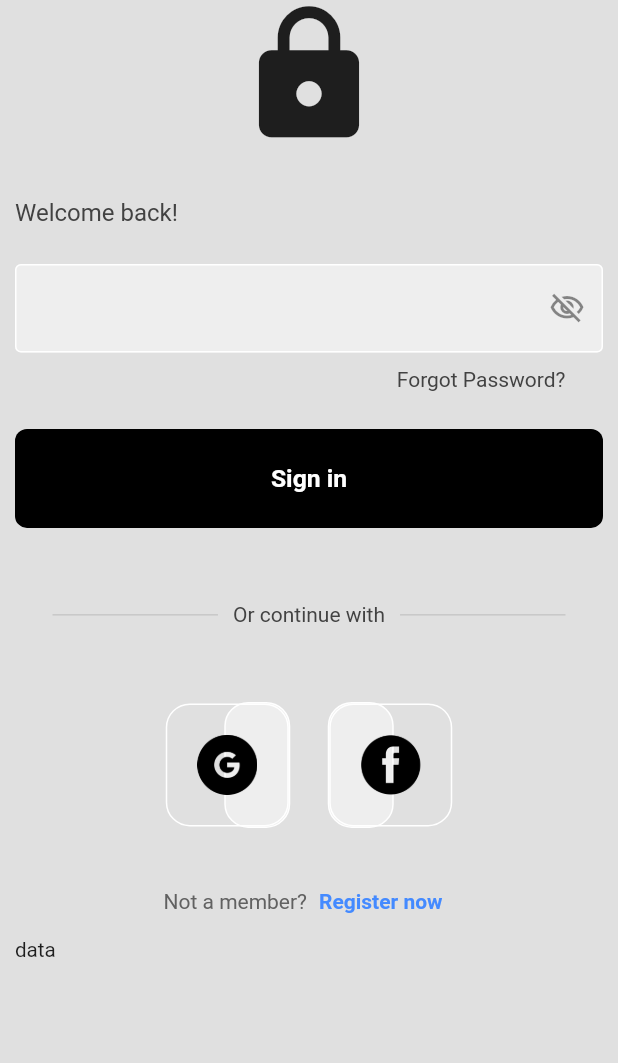
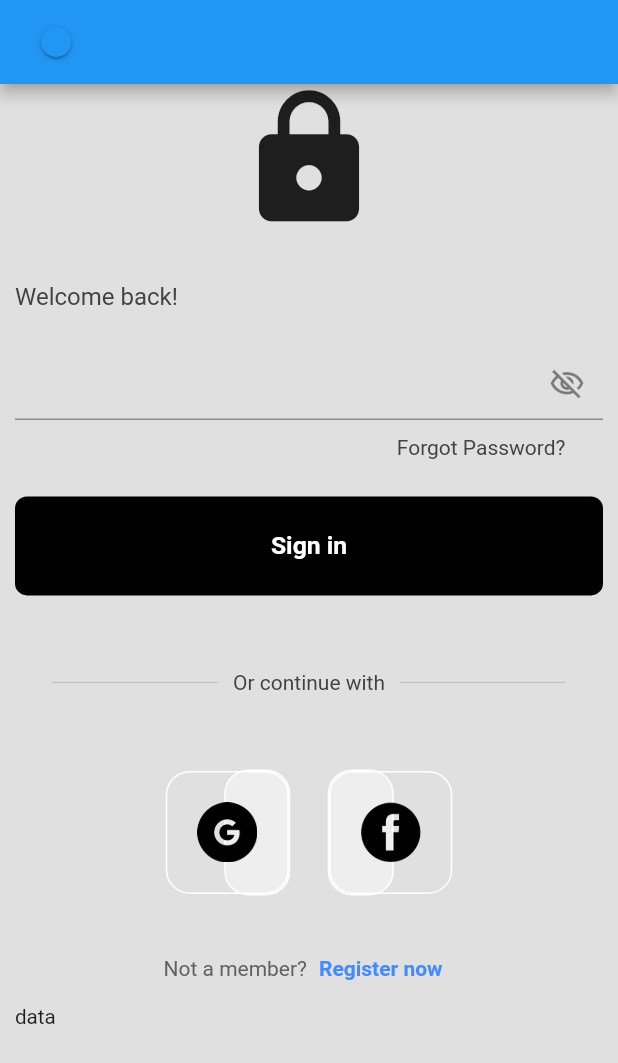
Before and after one commit to FaizAhamed2o1/MribMart, a Flutter app: the screen it shows after launch, after a tap on an icon or button, on a phone screen of 412 x 824 dp. Shown: the top 1063 px of the screen. Run offline on Flutter 3.47's test engine with Material 2 defaults, Android fonts, the phone set to English and light mode, and no system bars; our stand-ins replace flutter_animate, flutter_riverpod, flutter_svg, google_fonts, shared_preferences, sizer.

Commit message:
theme_change_share_pref

```diff
--- a/lib/main.dart
+++ b/lib/main.dart
@@ -1,24 +1,26 @@
 import 'package:flutter/material.dart';
 import 'package:flutter_riverpod/flutter_riverpod.dart';
 import 'package:mribmart/pages/splash_screen/splash_screen.dart';
-import 'package:mribmart/themes/light/light_theme.dart';
+import 'package:mribmart/themes/provider/theme_provider.dart';
 import 'package:sizer/sizer.dart';
 
 void main() {
   runApp(const ProviderScope(child: MyApp()));
 }
 
-class MyApp extends StatelessWidget {
+class MyApp extends ConsumerWidget {
   const MyApp({super.key});
 
   // This widget is the root of your application.
   @override
-  Widget build(BuildContext context) {
+  Widget build(BuildContext context, WidgetRef ref) {
+    var darkMode = ref.watch(darkModeProvider);
     return Sizer(builder: (context, _, __) {
       return MaterialApp(
         debugShowCheckedModeBanner: false,
         title: 'Flutter Demo',
-        theme: lightTheme,
+        //themeMode: darkMode ? ThemeMode.dark : ThemeMode.light,
+        theme: darkMode ? ThemeData.dark() : ThemeData.light(),
         home: const SplashScreen(),
       );
     });
--- a/lib/pages/login_screen/provider/login_screen_provider.dart
+++ b/lib/pages/login_screen/provider/login_screen_provider.dart
@@ -3,3 +3,7 @@ import 'package:flutter_riverpod/flutter_riverpod.dart';
 final obscureProvider = StateProvider<bool>((ref) {
   return true;
 });
+
+final toggleProvider = StateProvider<bool>((ref) {
+  return true;
+});
--- a/lib/pages/login_screen/view/login_screen.dart
+++ b/lib/pages/login_screen/view/login_screen.dart
@@ -1,12 +1,13 @@
 import 'package:flutter/material.dart';
 import 'package:flutter_riverpod/flutter_riverpod.dart';
 import 'package:mribmart/pages/login_screen/provider/login_screen_provider.dart';
+import 'package:mribmart/themes/provider/theme_provider.dart';
 import 'package:mribmart/utils/app_sizer.dart';
 import 'package:mribmart/common/widgets/sign_in_registration_button.dart';
 import 'package:sizer/sizer.dart';
 
 import '../../../common/widgets/square_tile.dart';
-import '../../provider/root_provider.dart';
+import '../../../common/provider/root_provider.dart';
 
 class LoginScreen extends ConsumerWidget {
   const LoginScreen({super.key});
@@ -14,6 +15,16 @@ class LoginScreen extends ConsumerWidget {
   @override
   Widget build(BuildContext context, WidgetRef ref) {
     return Scaffold(
+      appBar: AppBar(
+        leading: Switch(
+          value: ref.watch(toggleProvider),
+          onChanged: (value) {
+            ref.read(toggleProvider.notifier).state = !ref.read(toggleProvider);
+            //ref.read(settingProvider.notifier).toggleTheme();
+            ref.read(darkModeProvider.notifier).toggle();
+          },
+        ),
+      ),
       backgroundColor: Colors.grey[300],
       body: SafeArea(
         child: ListView(
--- a/pubspec.yaml
+++ b/pubspec.yaml
@@ -39,6 +39,8 @@ dependencies:
   flutter_animate: ^4.2.0+1
   flutter_riverpod: ^2.3.6
   sizer: ^2.0.15
+  google_fonts: ^5.1.0
+  shared_preferences: ^2.2.0
 
 dev_dependencies:
   flutter_test:
```
Also changed, not shown: lib/themes/light/light_theme.dart (+31 -7 lines), lib/themes/themes.dart (+11 -31 lines), lib/common/provider/root_provider.dart (renamed from lib/pages/provider/root_provider.dart), pubspec.lock.
